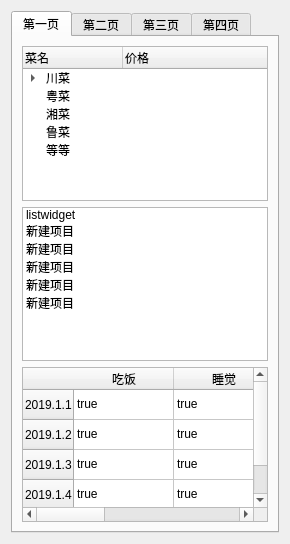
KeyboardMan1996/qssEditer, file listwidgetui.ui: the form before one commit.
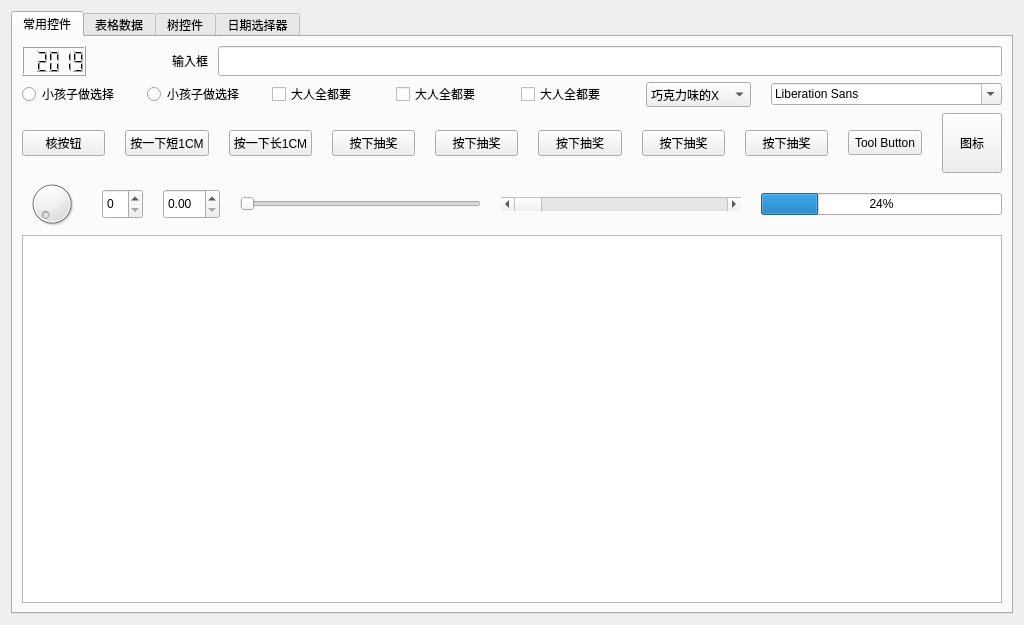
The form after the commit.

```diff
--- a/listwidgetui.ui
+++ b/listwidgetui.ui
@@ -6,8 +6,8 @@
    <rect>
     <x>0</x>
     <y>0</y>
-    <width>290</width>
-    <height>544</height>
+    <width>1024</width>
+    <height>625</height>
    </rect>
   </property>
   <property name="windowTitle">
@@ -21,475 +21,908 @@
      </property>
      <widget class="QWidget" name="tab">
       <attribute name="title">
-       <string>第一页</string>
+       <string>常用控件</string>
       </attribute>
       <layout class="QVBoxLayout" name="verticalLayout_2">
        <item>
-        <widget class="QTreeWidget" name="treeWidget">
-         <column>
-          <property name="text">
-           <string>菜名</string>
-          </property>
-         </column>
-         <column>
-          <property name="text">
-           <string>价格</string>
-          </property>
-         </column>
+        <layout class="QHBoxLayout" name="horizontalLayout_4" stretch="0,1,7">
+         <property name="spacing">
+          <number>10</number>
+         </property>
          <item>
-          <property name="text">
-           <string>川菜</string>
-          </property>
-          <item>
+          <widget class="QLCDNumber" name="lcdNumber">
+           <property name="value" stdset="0">
+            <double>2019.000000000000000</double>
+           </property>
+           <property name="intValue" stdset="0">
+            <number>2019</number>
+           </property>
+          </widget>
+         </item>
+         <item>
+          <widget class="QLabel" name="label_2">
+           <property name="layoutDirection">
+            <enum>Qt::LeftToRight</enum>
+           </property>
            <property name="text">
-            <string>回锅肉</string>
+            <string>输入框</string>
            </property>
+           <property name="alignment">
+            <set>Qt::AlignRight|Qt::AlignTrailing|Qt::AlignVCenter</set>
+           </property>
+          </widget>
+         </item>
+         <item>
+          <widget class="QLineEdit" name="lineEdit_2">
+           <property name="minimumSize">
+            <size>
+             <width>0</width>
+             <height>30</height>
+            </size>
+           </property>
            <property name="text">
-            <string>21</string>
+            <string/>
            </property>
-          </item>
-          <item>
+          </widget>
+         </item>
+        </layout>
+       </item>
+       <item>
+        <layout class="QHBoxLayout" name="horizontalLayout_5">
+         <property name="spacing">
+          <number>20</number>
+         </property>
+         <item>
+          <widget class="QRadioButton" name="radioButton_3">
            <property name="text">
-            <string>麻婆豆腐</string>
+            <string>小孩子做选择</string>
            </property>
+          </widget>
+         </item>
+         <item>
+          <widget class="QRadioButton" name="radioButton_4">
            <property name="text">
-            <string>123</string>
+            <string>小孩子做选择</string>
            </property>
-          </item>
-          <item>
+          </widget>
+         </item>
+         <item>
+          <widget class="QCheckBox" name="checkBox_3">
            <property name="text">
-            <string>鱼香肉丝</string>
+            <string>大人全都要</string>
            </property>
+          </widget>
+         </item>
+         <item>
+          <widget class="QCheckBox" name="checkBox_4">
            <property name="text">
-            <string>23</string>
+            <string>大人全都要</string>
            </property>
-          </item>
-          <item>
+          </widget>
+         </item>
+         <item>
+          <widget class="QCheckBox" name="checkBox_5">
            <property name="text">
-            <string>辣子鸡</string>
+            <string>大人全都要</string>
            </property>
+          </widget>
+         </item>
+         <item>
+          <widget class="QComboBox" name="comboBox_2">
+           <property name="minimumSize">
+            <size>
+             <width>100</width>
+             <height>25</height>
+            </size>
+           </property>
+           <item>
+            <property name="text">
+             <string>巧克力味的X</string>
+            </property>
+           </item>
+           <item>
+            <property name="text">
+             <string>x味的巧克力</string>
+            </property>
+           </item>
+           <item>
+            <property name="text">
+             <string>无效选项1</string>
+            </property>
+           </item>
+           <item>
+            <property name="text">
+             <string>无效选项2</string>
+            </property>
+           </item>
+           <item>
+            <property name="text">
+             <string>无效选项3</string>
+            </property>
+           </item>
+           <item>
+            <property name="text">
+             <string>无效选项4</string>
+            </property>
+           </item>
+          </widget>
+         </item>
+         <item>
+          <widget class="QFontComboBox" name="fontComboBox"/>
+         </item>
+        </layout>
+       </item>
+       <item>
+        <layout class="QHBoxLayout" name="horizontalLayout_6">
+         <property name="spacing">
+          <number>20</number>
+         </property>
+         <item>
+          <widget class="QPushButton" name="pushButton_2">
+           <property name="minimumSize">
+            <size>
+             <width>0</width>
+             <height>25</height>
+            </size>
+           </property>
            <property name="text">
-            <string>23</string>
+            <string>核按钮</string>
            </property>
-          </item>
-          <item>
+          </widget>
+         </item>
+         <item>
+          <widget class="QPushButton" name="pushButton_3">
+           <property name="minimumSize">
+            <size>
+             <width>0</width>
+             <height>25</height>
+            </size>
+           </property>
            <property name="text">
-            <string>水煮肉片</string>
+            <string>按一下短1CM</string>
            </property>
+          </widget>
+         </item>
+         <item>
+          <widget class="QPushButton" name="pushButton_4">
+           <property name="minimumSize">
+            <size>
+             <width>0</width>
+             <height>25</height>
+            </size>
+           </property>
            <property name="text">
-            <string>23</string>
+            <string>按一下长1CM</string>
            </property>
-          </item>
-          <item>
+          </widget>
+         </item>
+         <item>
+          <widget class="QPushButton" name="pushButton_7">
+           <property name="minimumSize">
+            <size>
+             <width>0</width>
+             <height>25</height>
+            </size>
+           </property>
            <property name="text">
-            <string>水煮鱼</string>
+            <string>按下抽奖</string>
            </property>
+          </widget>
+         </item>
+         <item>
+          <widget class="QPushButton" name="pushButton_5">
+           <property name="minimumSize">
+            <size>
+             <width>0</width>
+             <height>25</height>
+            </size>
+           </property>
            <property name="text">
-            <string>3</string>
+            <string>按下抽奖</string>
            </property>
-          </item>
+          </widget>
          </item>
          <item>
-          <property name="text">
-           <string>粤菜</string>
-          </property>
+          <widget class="QPushButton" name="pushButton_6">
+           <property name="minimumSize">
+            <size>
+             <width>0</width>
+             <height>25</height>
+            </size>
+           </property>
+           <property name="text">
+            <string>按下抽奖</string>
+           </property>
+          </widget>
          </item>
          <item>
-          <property name="text">
-           <string>湘菜</string>
-          </property>
+          <widget class="QPushButton" name="pushButton_8">
+           <property name="minimumSize">
+            <size>
+             <width>0</width>
+             <height>25</height>
+            </size>
+           </property>
+           <property name="text">
+            <string>按下抽奖</string>
+           </property>
+          </widget>
          </item>
          <item>
-          <property name="text">
-           <string>鲁菜</string>
-          </property>
+          <widget class="QPushButton" name="pushButton_9">
+           <property name="minimumSize">
+            <size>
+             <width>0</width>
+             <height>25</height>
+            </size>
+           </property>
+           <property name="text">
+            <string>按下抽奖</string>
+           </property>
+          </widget>
          </item>
          <item>
-          <property name="text">
-           <string>等等</string>
-          </property>
-          <property name="text">
-           <string/>
-          </property>
+          <widget class="QToolButton" name="toolButton_3">
+           <property name="minimumSize">
+            <size>
+             <width>0</width>
+             <height>25</height>
+            </size>
+           </property>
+           <property name="text">
+            <string>Tool Button</string>
+           </property>
+          </widget>
          </item>
-        </widget>
+         <item>
+          <widget class="QToolButton" name="toolButton_4">
+           <property name="minimumSize">
+            <size>
+             <width>60</width>
+             <height>60</height>
+            </size>
+           </property>
+           <property name="text">
+            <string>图标</string>
+           </property>
+          </widget>
+         </item>
+        </layout>
        </item>
        <item>
-        <widget class="QListWidget" name="listWidget">
+        <layout class="QHBoxLayout" name="horizontalLayout_7" stretch="1,0,0,4,4,4">
+         <property name="spacing">
+          <number>20</number>
+         </property>
          <item>
-          <property name="text">
-           <string>listwidget</string>
-          </property>
+          <widget class="QDial" name="dial"/>
          </item>
          <item>
-          <property name="text">
-           <string>新建项目</string>
-          </property>
+          <widget class="QSpinBox" name="spinBox">
+           <property name="minimumSize">
+            <size>
+             <width>0</width>
+             <height>30</height>
+            </size>
+           </property>
+          </widget>
          </item>
          <item>
-          <property name="text">
-           <string>新建项目</string>
-          </property>
+          <widget class="QDoubleSpinBox" name="doubleSpinBox">
+           <property name="minimumSize">
+            <size>
+             <width>0</width>
+             <height>30</height>
+            </size>
+           </property>
+          </widget>
          </item>
          <item>
-          <property name="text">
-           <string>新建项目</string>
-          </property>
+          <widget class="QSlider" name="horizontalSlider_2">
+           <property name="orientation">
+            <enum>Qt::Horizontal</enum>
+           </property>
+          </widget>
          </item>
          <item>
-          <property name="text">
-           <string>新建项目</string>
-          </property>
+          <widget class="QScrollBar" name="horizontalScrollBar_2">
+           <property name="orientation">
+            <enum>Qt::Horizontal</enum>
+           </property>
+          </widget>
          </item>
          <item>
-          <property name="text">
-           <string>新建项目</string>
-          </property>
+          <widget class="QProgressBar" name="progressBar_2">
+           <property name="value">
+            <number>24</number>
+           </property>
+          </widget>
          </item>
-        </widget>
+        </layout>
        </item>
        <item>
-        <widget class="QTableWidget" name="tableWidget">
-         <row>
-          <property name="text">
-           <string>2019.1.1</string>
-          </property>
-         </row>
-         <row>
-          <property name="text">
-           <string>2019.1.2</string>
-          </property>
-         </row>
-         <row>
-          <property name="text">
-           <string>2019.1.3</string>
-          </property>
-         </row>
-         <row>
-          <property name="text">
-           <string>2019.1.4</string>
-          </property>
-         </row>
-         <column>
-          <property name="text">
-           <string>吃饭</string>
-          </property>
-         </column>
-         <column>
-          <property name="text">
-           <string>睡觉</string>
-          </property>
-         </column>
-         <column>
-          <property name="text">
-           <string>打豆豆</string>
-          </property>
-         </column>
-         <item row="0" column="0">
-          <property name="text">
-           <string>true</string>
-          </property>
-         </item>
-         <item row="0" column="1">
-          <property name="text">
-           <string>true</string>
-          </property>
-         </item>
-         <item row="0" column="2">
-          <property name="text">
-           <string>true</string>
-          </property>
-         </item>
-         <item row="1" column="0">
-          <property name="text">
-           <string>true</string>
-          </property>
-         </item>
-         <item row="1" column="1">
-          <property name="text">
-           <string>true</string>
-          </property>
-         </item>
-         <item row="1" column="2">
-          <property name="text">
-           <string>true</string>
-          </property>
-         </item>
-         <item row="2" column="0">
-          <property name="text">
-           <string>true</string>
-          </property>
-         </item>
-         <item row="2" column="1">
-          <property name="text">
-           <string>true</string>
-          </property>
-         </item>
-         <item row="2" column="2">
-          <property name="text">
-           <string>true</string>
-          </property>
-         </item>
-         <item row="3" column="0">
-          <property name="text">
-           <string>true</string>
-          </property>
-         </item>
-         <item row="3" column="1">
-          <property name="text">
-           <string>true</string>
-          </property>
-         </item>
-         <item row="3" column="2">
-          <property name="text">
-           <string>true</string>
-          </property>
-         </item>
-        </widget>
+        <widget class="QTextEdit" name="textEdit_2"/>
        </item>
       </layout>
      </widget>
      <widget class="QWidget" name="tab_2">
       <attribute name="title">
-       <string>第二页</string>
+       <string>表格数据</string>
       </attribute>
       <layout class="QVBoxLayout" name="verticalLayout_3">
        <item>
-        <widget class="QGroupBox" name="groupBox">
-         <property name="minimumSize">
-          <size>
-           <width>200</width>
-           <height>200</height>
-          </size>
-         </property>
-         <property name="title">
-          <string>这是一个啥？</string>
-         </property>
-        </widget>
-       </item>
-       <item>
-        <widget class="QDockWidget" name="dockWidget">
-         <widget class="QWidget" name="dockWidgetContents"/>
-        </widget>
-       </item>
-       <item>
-        <widget class="QTextEdit" name="textEdit">
-         <property name="html">
-          <string>&lt;!DOCTYPE HTML PUBLIC &quot;-//W3C//DTD HTML 4.0//EN&quot; &quot;http://www.w3.org/TR/REC-html40/strict.dtd&quot;&gt;
-&lt;html&gt;&lt;head&gt;&lt;meta name=&quot;qrichtext&quot; content=&quot;1&quot; /&gt;&lt;style type=&quot;text/css&quot;&gt;
-p, li { white-space: pre-wrap; }
-&lt;/style&gt;&lt;/head&gt;&lt;body style=&quot; font-family:'SimSun'; font-size:9pt; font-weight:400; font-style:normal;&quot;&gt;
-&lt;p style=&quot; margin-top:0px; margin-bottom:0px; margin-left:0px; margin-right:0px; -qt-block-indent:0; text-indent:0px;&quot;&gt;这个是一个textEdit。&lt;/p&gt;
-&lt;p style=&quot; margin-top:0px; margin-bottom:0px; margin-left:0px; margin-right:0px; -qt-block-indent:0; text-indent:0px;&quot;&gt;&lt;a href=&quot;anjztb.top&quot;&gt;&lt;span style=&quot; text-decoration: underline; color:#0000ff;&quot;&gt;点一点送惊喜&lt;/span&gt;&lt;/a&gt;&lt;/p&gt;&lt;/body&gt;&lt;/html&gt;</string>
-         </property>
-        </widget>
-       </item>
-       <item>
-        <widget class="QPlainTextEdit" name="plainTextEdit">
-         <property name="plainText">
-          <string>这是一个qplaninTextEdit
-</string>
-         </property>
+        <widget class="QTableWidget" name="tableWidget">
+         <row>
+          <property name="text">
+           <string>新建行</string>
+          </property>
+         </row>
+         <row>
+          <property name="text">
+           <string>新建行</string>
+          </property>
+         </row>
+         <row>
+          <property name="text">
+           <string>新建行</string>
+          </property>
+         </row>
+         <row>
+          <property name="text">
+           <string>新建行</string>
+          </property>
+         </row>
+         <row>
+          <property name="text">
+           <string>新建行</string>
+          </property>
+         </row>
+         <row>
+          <property name="text">
+           <string>新建行</string>
+          </property>
+         </row>
+         <row>
+          <property name="text">
+           <string>新建行</string>
+          </property>
+         </row>
+         <row>
+          <property name="text">
+           <string>新建行</string>
+          </property>
+         </row>
+         <row>
+          <property name="text">
+           <string>新建行</string>
+          </property>
+         </row>
+         <row>
+          <property name="text">
+           <string>新建行</string>
+          </property>
+         </row>
+         <row>
+          <property name="text">
+           <string>新建行</string>
+          </property>
+         </row>
+         <row>
+          <property name="text">
+           <string>新建行</string>
+          </property>
+         </row>
+         <row>
+          <property name="text">
+           <string>新建行</string>
+          </property>
+         </row>
+         <row>
+          <property name="text">
+           <string>新建行</string>
+          </property>
+         </row>
+         <row>
+          <property name="text">
+           <string>新建行</string>
+          </property>
+         </row>
+         <row>
+          <property name="text">
+           <string>新建行</string>
+          </property>
+         </row>
+         <row>
+          <property name="text">
+           <string>新建行</string>
+          </property>
+         </row>
+         <row>
+          <property name="text">
+           <string>新建行</string>
+          </property>
+         </row>
+         <row>
+          <property name="text">
+           <string>新建行</string>
+          </property>
+         </row>
+         <row>
+          <property name="text">
+           <string>新建行</string>
+          </property>
+         </row>
+         <row>
+          <property name="text">
+           <string>新建行</string>
+          </property>
+         </row>
+         <row>
+          <property name="text">
+           <string>新建行</string>
+          </property>
+         </row>
+         <row>
+          <property name="text">
+           <string>新建行</string>
+          </property>
+         </row>
+         <column>
+          <property name="text">
+           <string>新建列</string>
+          </property>
+         </column>
+         <column>
+          <property name="text">
+           <string>新建列</string>
+          </property>
+         </column>
+         <column>
+          <property name="text">
+           <string>新建列</string>
+          </property>
+         </column>
+         <column>
+          <property name="text">
+           <string>新建列</string>
+          </property>
+         </column>
+         <column>
+          <property name="text">
+           <string>新建列</string>
+          </property>
+         </column>
+         <column>
+          <property name="text">
+           <string>新建列</string>
+          </property>
+         </column>
+         <column>
+          <property name="text">
+           <string>新建列</string>
+          </property>
+         </column>
+         <column>
+          <property name="text">
+           <string>新建列</string>
+          </property>
+         </column>
+         <column>
+          <property name="text">
+           <string>新建列</string>
+          </property>
+         </column>
+         <column>
+          <property name="text">
+           <string>新建列</string>
+          </property>
+         </column>
+         <column>
+          <property name="text">
+           <string>新建列</string>
+          </property>
+         </column>
+         <column>
+          <property name="text">
+           <string>新建列</string>
+          </property>
+         </column>
         </widget>
        </item>
       </layout>
      </widget>
      <widget class="QWidget" name="tab_3">
       <attribute name="title">
-       <string>第三页</string>
+       <string>树控件</string>
       </attribute>
       <layout class="QVBoxLayout" name="verticalLayout_4">
        <item>
-        <widget class="QComboBox" name="comboBox">
+        <layout class="QHBoxLayout" name="horizontalLayout_8">
          <item>
-          <property name="text">
-           <string>新建项目</string>
-          </property>
+          <widget class="QListWidget" name="listWidget">
+           <item>
+            <property name="text">
+             <string>新建项目</string>
+            </property>
+           </item>
+           <item>
+            <property name="text">
+             <string>新建项目</string>
+            </property>
+           </item>
+           <item>
+            <property name="text">
+             <string>新建项目</string>
+            </property>
+           </item>
+           <item>
+            <property name="text">
+             <string>新建项目</string>
+            </property>
+           </item>
+           <item>
+            <property name="text">
+             <string>新建项目</string>
+            </property>
+           </item>
+           <item>
+            <property name="text">
+             <string>新建项目</string>
+            </property>
+           </item>
+           <item>
+            <property name="text">
+             <string>新建项目</string>
+            </property>
+           </item>
+           <item>
+            <property name="text">
+             <string>新建项目</string>
+            </property>
+           </item>
+           <item>
+            <property name="text">
+             <string>新建项目</string>
+            </property>
+           </item>
+           <item>
+            <property name="text">
+             <string>新建项目</string>
+            </property>
+           </item>
+           <item>
+            <property name="text">
+             <string>新建项目</string>
+            </property>
+           </item>
+           <item>
+            <property name="text">
+             <string>新建项目</string>
+            </property>
+           </item>
+           <item>
+            <property name="text">
+             <string>新建项目</string>
+            </property>
+           </item>
+           <item>
+            <property name="text">
+             <string>新建项目</string>
+            </property>
+           </item>
+           <item>
+            <property name="text">
+             <string>新建项目</string>
+            </property>
+           </item>
+           <item>
+            <property name="text">
+             <string>新建项目</string>
+            </property>
+           </item>
+           <item>
+            <property name="text">
+             <string>新建项目</string>
+            </property>
+           </item>
+           <item>
+            <property name="text">
+             <string>新建项目</string>
+            </property>
+           </item>
+           <item>
+            <property name="text">
+             <string>新建项目</string>
+            </property>
+           </item>
+           <item>
+            <property name="text">
+             <string>新建项目</string>
+            </property>
+           </item>
+           <item>
+            <property name="text">
+             <string>新建项目</string>
+            </property>
+           </item>
+           <item>
+            <property name="text">
+             <string>新建项目</string>
+            </property>
+           </item>
+           <item>
+            <property name="text">
+             <string>新建项目</string>
+            </property>
+           </item>
+           <item>
+            <property name="text">
+             <string>新建项目</string>
+            </property>
+           </item>
+           <item>
+            <property name="text">
+             <string>新建项目</string>
+            </property>
+           </item>
+           <item>
+            <property name="text">
+             <string>新建项目</string>
+            </property>
+           </item>
+           <item>
+            <property name="text">
+             <string>新建项目</string>
+            </property>
+           </item>
+           <item>
+            <property name="text">
+             <string>新建项目</string>
+            </property>
+           </item>
+           <item>
+            <property name="text">
+             <string>新建项目</string>
+            </property>
+           </item>
+           <item>
+            <property name="text">
+             <string>新建项目</string>
+            </property>
+           </item>
+          </widget>
          </item>
          <item>
-          <property name="text">
-           <string>新建项目</string>
-          </property>
+          <widget class="QTreeWidget" name="treeWidget">
+           <column>
+            <property name="text">
+             <string>八大菜系</string>
+            </property>
+           </column>
+           <item>
+            <property name="text">
+             <string>新建项目</string>
+            </property>
+            <item>
+             <property name="text">
+              <string>新建项目</string>
+             </property>
+            </item>
+           </item>
+           <item>
+            <property name="text">
+             <string>新建项目</string>
+            </property>
+            <item>
+             <property name="text">
+              <string>新建项目</string>
+             </property>
+            </item>
+            <item>
+             <property name="text">
+              <string>新建项目</string>
+             </property>
+            </item>
+           </item>
+           <item>
+            <property name="text">
+             <string>新建项目</string>
+            </property>
+            <item>
+             <property name="text">
+              <string>新建项目</string>
+             </property>
+            </item>
+           </item>
+           <item>
+            <property name="text">
+             <string>新建项目</string>
+            </property>
+            <item>
+             <property name="text">
+              <string>新建项目</string>
+             </property>
+            </item>
+           </item>
+           <item>
+            <property name="text">
+             <string>新建项目</string>
+            </property>
+            <item>
+             <property name="text">
+              <string>新建项目</string>
+             </property>
+            </item>
+           </item>
+           <item>
+            <property name="text">
+             <string>新建项目</string>
+            </property>
+            <item>
+             <property name="text">
+              <string>新建项目</string>
+             </property>
+            </item>
+            <item>
+             <property name="text">
+              <string>新建项目</string>
+             </property>
+            </item>
+           </item>
+           <item>
+            <property name="text">
+             <string>新建项目</string>
+            </property>
+            <item>
+             <property name="text">
+              <string>新建子项目</string>
+             </property>
+            </item>
+           </item>
+           <item>
+            <property name="text">
+             <string>新建项目</string>
+            </property>
+            <item>
+             <property name="text">
+              <string>新建子项目</string>
+             </property>
+            </item>
+           </item>
+          </widget>
          </item>
-         <item>
-          <property name="text">
-           <string>新建项目</string>
-          </property>
-         </item>
-         <item>
-          <property name="text">
-           <string>新建项目</string>
-          </property>
-         </item>
-        </widget>
-       </item>
-       <item>
-        <widget class="QLineEdit" name="lineEdit"/>
-       </item>
-       <item>
-        <widget class="QSpinBox" name="spinBox"/>
-       </item>
-       <item>
-        <widget class="QDoubleSpinBox" name="doubleSpinBox"/>
-       </item>
-       <item>
-        <widget class="QTimeEdit" name="timeEdit"/>
-       </item>
-       <item>
-        <widget class="QDateEdit" name="dateEdit"/>
-       </item>
-       <item>
-        <widget class="QDateTimeEdit" name="dateTimeEdit"/>
-       </item>
-       <item>
-        <widget class="QScrollBar" name="horizontalScrollBar">
-         <property name="orientation">
-          <enum>Qt::Horizontal</enum>
-         </property>
-        </widget>
-       </item>
-       <item>
-        <widget class="QSlider" name="horizontalSlider">
-         <property name="orientation">
-          <enum>Qt::Horizontal</enum>
-         </property>
-        </widget>
+        </layout>
        </item>
       </layout>
      </widget>
      <widget class="QWidget" name="tab_4">
       <attribute name="title">
-       <string>第四页</string>
+       <string>日期选择器</string>
       </attribute>
       <layout class="QVBoxLayout" name="verticalLayout_5">
        <item>
-        <widget class="QLabel" name="label">
-         <property name="sizePolicy">
-          <sizepolicy hsizetype="Fixed" vsizetype="Fixed">
-           <horstretch>0</horstretch>
-           <verstretch>0</verstretch>
-          </sizepolicy>
+        <layout class="QHBoxLayout" name="horizontalLayout" stretch="1,1">
+         <property name="spacing">
+          <number>10</number>
          </property>
-         <property name="text">
-          <string>这是一个label</string>
+         <property name="leftMargin">
+          <number>10</number>
          </property>
-        </widget>
-       </item>
-       <item>
-        <widget class="QProgressBar" name="progressBar">
-         <property name="value">
-          <number>24</number>
+         <property name="topMargin">
+          <number>10</number>
          </property>
-        </widget>
-       </item>
-       <item>
-        <widget class="QLCDNumber" name="lcdNumber">
-         <property name="sizePolicy">
-          <sizepolicy hsizetype="Preferred" vsizetype="Preferred">
-           <horstretch>0</horstretch>
-           <verstretch>0</verstretch>
-          </sizepolicy>
+         <property name="rightMargin">
+          <number>10</number>
          </property>
-         <property name="minimumSize">
-          <size>
-           <width>0</width>
-           <height>100</height>
-          </size>
+         <property name="bottomMargin">
+          <number>10</number>
          </property>
-         <property name="smallDecimalPoint">
-          <bool>false</bool>
-         </property>
-         <property name="intValue" stdset="0">
-          <number>2019</number>
-         </property>
-        </widget>
-       </item>
-       <item>
-        <widget class="QPushButton" name="pushButton">
-         <property name="minimumSize">
-          <size>
-           <width>0</width>
-           <height>30</height>
-          </size>
-         </property>
-         <property name="text">
-          <string>PushButton</string>
-         </property>
-        </widget>
-       </item>
-       <item>
-        <layout class="QHBoxLayout" name="horizontalLayout">
          <item>
-          <widget class="QToolButton" name="toolButton_2">
-           <property name="sizePolicy">
-            <sizepolicy hsizetype="Preferred" vsizetype="Preferred">
-             <horstretch>0</horstretch>
-             <verstretch>0</verstretch>
-            </sizepolicy>
+          <layout class="QVBoxLayout" name="verticalLayout_6">
+           <property name="spacing">
+            <number>10</number>
            </property>
-           <property name="text">
-            <string>toolButton</string>
+           <property name="leftMargin">
+            <number>10</number>
            </property>
-          </widget>
-         </item>
-         <item>
-          <widget class="QToolButton" name="toolButton">
-           <property name="sizePolicy">
-            <sizepolicy hsizetype="Preferred" vsizetype="Preferred">
-             <horstretch>0</horstretch>
-             <verstretch>0</verstretch>
-            </sizepolicy>
+           <property name="topMargin">
+            <number>10</number>
            </property>
-           <property name="text">
-            <string/>
+           <property name="rightMargin">
+            <number>10</number>
            </property>
-          </widget>
-         </item>
-        </layout>
-       </item>
-       <item>
-        <layout class="QHBoxLayout" name="horizontalLayout_2">
-         <item>
-          <widget class="QRadioButton" name="radioButton_2">
-           <property name="text">
-            <string>不吃饭</string>
+           <property name="bottomMargin">
+            <number>10</number>
            </property>
-          </widget>
+           <item>
+            <widget class="QDateEdit" name="dateEdit">
+             <property name="minimumSize">
+              <size>
+               <width>0</width>
+               <height>30</height>
+              </size>
+             </property>
+            </widget>
+           </item>
+           <item>
+            <widget class="QDateTimeEdit" name="dateTimeEdit">
+             <property name="minimumSize">
+              <size>
+               <width>0</width>
+               <height>30</height>
+              </size>
+             </property>
+            </widget>
+           </item>
+           <item>
+            <widget class="QTimeEdit" name="timeEdit">
+             <property name="minimumSize">
+              <size>
+               <width>0</width>
+               <height>30</height>
+              </size>
+             </property>
+            </widget>
+           </item>
+           <item>
+            <widget class="QCalendarWidget" name="calendarWidget"/>
+           </item>
+          </layout>
          </item>
          <item>
-          <widget class="QRadioButton" name="radioButton">
-           <property name="text">
-            <string>坚决不吃饭</string>
+          <layout class="QVBoxLayout" name="verticalLayout_7">
+           <property name="spacing">
+            <number>10</number>
            </property>
-          </widget>
-         </item>
-        </layout>
-       </item>
-       <item>
-        <layout class="QHBoxLayout" name="horizontalLayout_3">
-         <item>
-          <widget class="QCheckBox" name="checkBox_2">
-           <property name="text">
-            <string>不吃饭</string>
+           <property name="leftMargin">
+            <number>10</number>
            </property>
-          </widget>
-         </item>
-         <item>
-          <widget class="QCheckBox" name="checkBox">
-           <property name="text">
-            <string>坚决不吃饭</string>
+           <property name="topMargin">
+            <number>10</number>
            </property>
-          </widget>
+           <property name="rightMargin">
+            <number>10</number>
+           </property>
+           <property name="bottomMargin">
+            <number>10</number>
+           </property>
+           <item>
+            <widget class="QDateEdit" name="dateEdit_2">
+             <property name="minimumSize">
+              <size>
+               <width>0</width>
+               <height>30</height>
+              </size>
+             </property>
+            </widget>
+           </item>
+           <item>
+            <widget class="QDateTimeEdit" name="dateTimeEdit_2">
+             <property name="minimumSize">
+              <size>
+               <width>0</width>
+               <height>30</height>
+              </size>
+             </property>
+            </widget>
+           </item>
+           <item>
+            <widget class="QTimeEdit" name="timeEdit_2">
+             <property name="minimumSize">
+              <size>
+               <width>0</width>
+               <height>30</height>
+              </size>
+             </property>
+            </widget>
+           </item>
+           <item>
+            <widget class="QCalendarWidget" name="calendarWidget_2"/>
+           </item>
+          </layout>
          </item>
         </layout>
        </item>
-       <item>
-        <widget class="QCommandLinkButton" name="commandLinkButton">
-         <property name="text">
-          <string>CommandLinkButton</string>
-         </property>
-        </widget>
-       </item>
       </layout>
      </widget>
     </widget>
```
